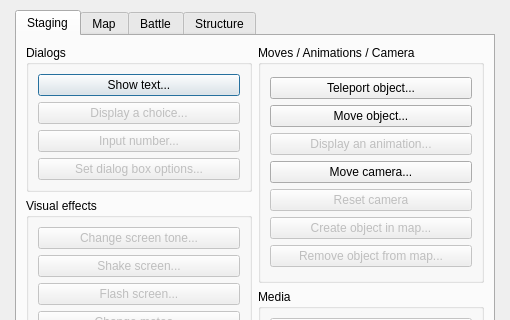
This is Editor/Dialogs/dialogcommands.ui in RPG-Paper-Maker/RPG-Paper-Maker as Qt 5 draws it before an edit; both pictures show x 0 to 510 and y 0 to 320 of the 510 by 600 pixel window. The edited form follows.
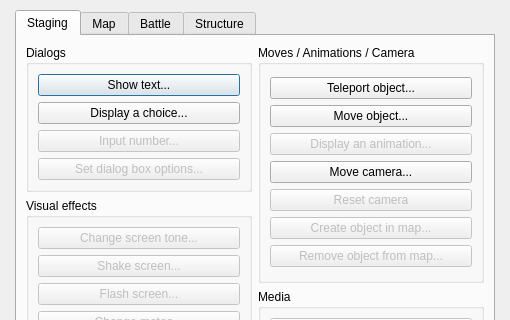
This is the edited form.

The edit to the form file:
```diff
--- a/Editor/Dialogs/dialogcommands.ui
+++ b/Editor/Dialogs/dialogcommands.ui
@@ -56,7 +56,7 @@
               <item>
                <widget class="QPushButton" name="pushButtonDisplayChoice">
                 <property name="enabled">
-                 <bool>false</bool>
+                 <bool>true</bool>
                 </property>
                 <property name="text">
                  <string>Display a choice...</string>
```
